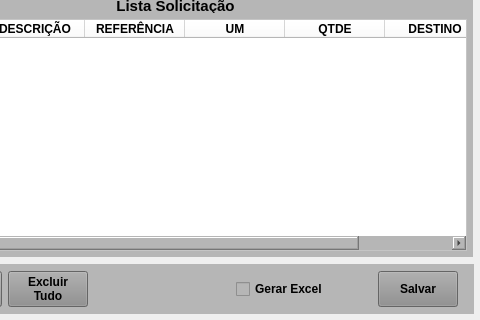
This is forms/tela_sol_incluir.ui in Azevedo84/erp_suzuki as Qt 5 draws it before an edit; both pictures show x 658 to 1138 and y 400 to 720 of the 1138 by 720 pixel window. The edited form follows.
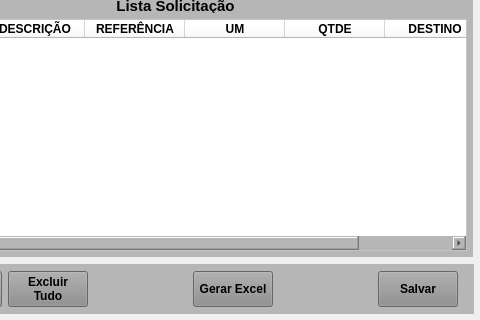
This is the edited form. Icons and pictures are not drawn.

What changed in the file:
```diff
--- a/forms/tela_sol_incluir.ui
+++ b/forms/tela_sol_incluir.ui
@@ -3764,13 +3764,19 @@
            </widget>
           </item>
           <item>
-           <widget class="QCheckBox" name="check_Excel">
+           <widget class="QPushButton" name="btn_Excel">
             <property name="sizePolicy">
-             <sizepolicy hsizetype="Preferred" vsizetype="Preferred">
+             <sizepolicy hsizetype="Fixed" vsizetype="Preferred">
               <horstretch>0</horstretch>
               <verstretch>0</verstretch>
              </sizepolicy>
             </property>
+            <property name="maximumSize">
+             <size>
+              <width>80</width>
+              <height>16777215</height>
+             </size>
+            </property>
             <property name="font">
              <font>
               <pointsize>9</pointsize>
@@ -3778,11 +3784,21 @@
               <bold>true</bold>
              </font>
             </property>
+            <property name="cursor">
+             <cursorShape>PointingHandCursor</cursorShape>
+            </property>
+            <property name="styleSheet">
+             <string notr="true">background-color: rgb(141, 141, 141);</string>
+            </property>
             <property name="text">
              <string>Gerar Excel</string>
             </property>
-            <property name="checked">
-             <bool>false</bool>
+           </widget>
+          </item>
+          <item>
+           <widget class="QLabel" name="label_Text_Excel">
+            <property name="text">
+             <string/>
             </property>
            </widget>
           </item>
```
Left out of the diff: 2 changed lines with no effect on the pictures.
